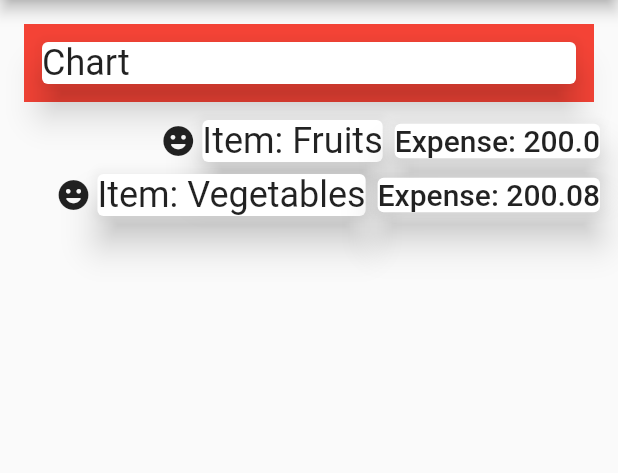
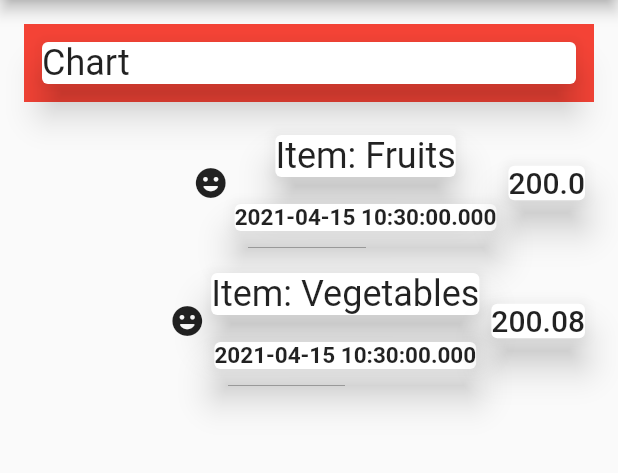
Before and after one commit to sanjibsinha/expense_list, a Flutter app: the screen it shows after launch, on a phone screen of 412 x 824 dp, the part 84-557 px from its top. Run offline on Flutter 3.47's test engine with Material 2 defaults, Android fonts, the phone set to English and light mode, and no system bars.

Commit message:
modifying mapping the expense list

```diff
--- a/lib/views/expense_first_page.dart
+++ b/lib/views/expense_first_page.dart
@@ -1,5 +1,6 @@
 import 'package:flutter/material.dart';
 import 'package:expense_list/models/expense_list.dart';
+import 'package:flutter/src/widgets/container.dart';
 
 class ExpenseFirstPage extends StatelessWidget {
   ExpenseFirstPage({Key key}) : super(key: key);
@@ -41,10 +42,15 @@ class ExpenseFirstPage extends StatelessWidget {
           Column(
             crossAxisAlignment: CrossAxisAlignment.center,
             children: expenseList.map((expense) {
-              return Row(
+              return Container(
+                margin: EdgeInsets.all(5),
+                padding: EdgeInsets.all(5),
+                child: Row(
                   mainAxisAlignment: MainAxisAlignment.end,
                   children: [
                     Icon(Icons.insert_emoticon_rounded),
+                    Column(
+                      children: [
                         Card(
                           child: Text(
                             'Item: ${expense.title}',
@@ -52,14 +58,28 @@ class ExpenseFirstPage extends StatelessWidget {
                           ),
                           elevation: 10,
                         ),
+                        SizedBox(
+                          height: 10,
+                        ),
+                        Card(
+                          child: Text('${expense.date.toString()}',
+                              style: TextStyle(
+                                fontSize: 15.0,
+                                fontWeight: FontWeight.bold,
+                              )),
+                          elevation: 10,
+                        ),
+                      ],
+                    ),
                     Card(
                       child: Text(
-                      'Expense: ${expense.amount.toString()}',
+                        '${expense.amount.toString()}',
                         style: Theme.of(context).textTheme.headline6,
                       ),
                       elevation: 10,
                     ),
                   ],
+                ),
               );
             }).toList(),
           ),
```
Lines whose indentation alone changed are shown as unchanged.
